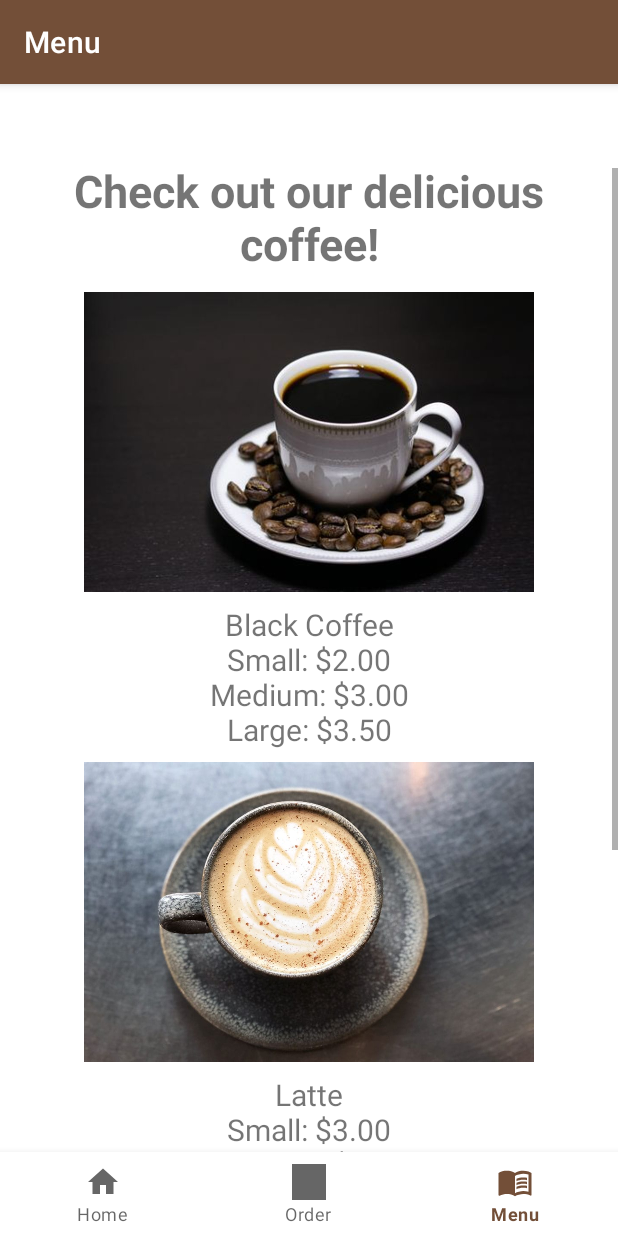
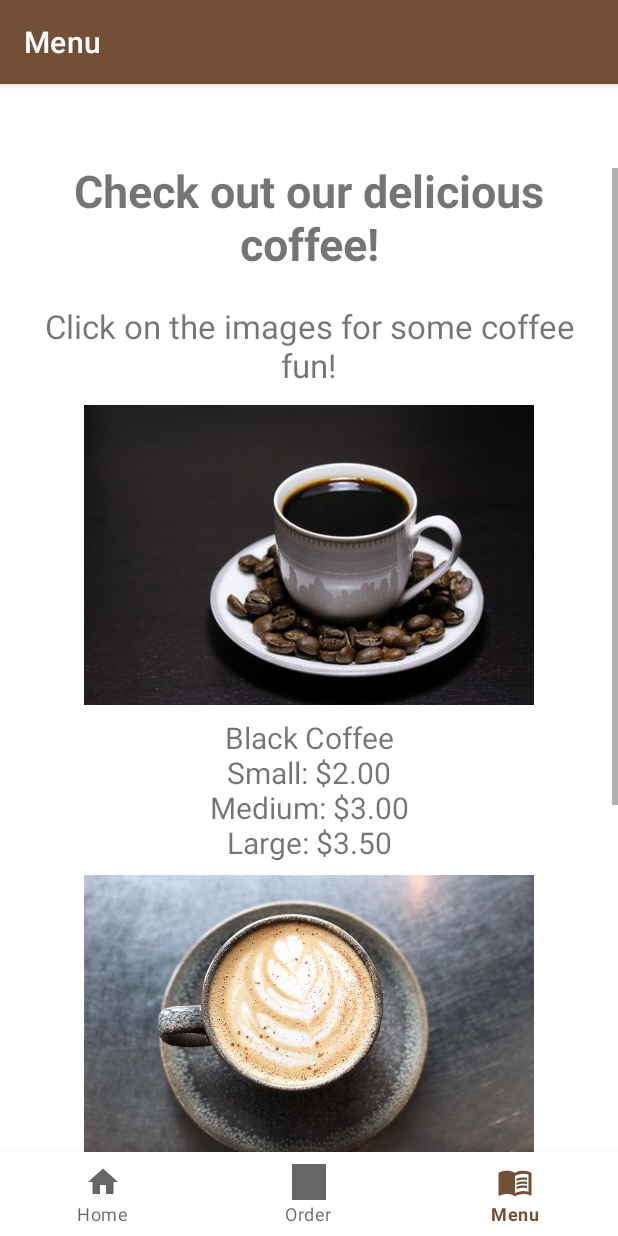
Before and after one commit to morganmschultz/CoffeeShopBeta, an Android app: the MenuFragment screen opened through its navigation route, on a phone screen of 412 x 824 dp. Run offline under Robolectric (Android 15) with nearby library versions, the phone set to English and light mode, and no system bars; our stand-ins replace navigation-ui.

Commit message:
Added animation to remaining images

```diff
--- a/app/src/main/res/layout/fragment_menu.xml
+++ b/app/src/main/res/layout/fragment_menu.xml
@@ -41,6 +41,21 @@
                 app:layout_constraintStart_toStartOf="parent"
                 app:layout_constraintTop_toTopOf="parent" />
 
+            <TextView
+                android:layout_width="match_parent"
+                android:layout_height="match_parent"
+                android:layout_marginStart="8dp"
+                android:layout_marginTop="8dp"
+                android:layout_marginEnd="8dp"
+                android:layout_marginBottom="12dp"
+                android:text="@string/click_prompt"
+                android:textAlignment="center"
+                android:textSize="22sp"
+                app:layout_constraintBottom_toBottomOf="parent"
+                app:layout_constraintEnd_toEndOf="parent"
+                app:layout_constraintStart_toStartOf="parent"
+                app:layout_constraintTop_toTopOf="parent" />
+
             <ImageView
                 android:id="@+id/black_coffee"
                 android:layout_width="@dimen/image_size"
@@ -51,7 +66,7 @@
                 android:src="@drawable/black_coffee"
                 tools:layout_editor_absoluteX="164dp"
                 tools:layout_editor_absoluteY="315dp"
-                android:onClick="rotater"/>
+                android:onClick="rotator1"/>
 
             <TextView
                 android:id="@+id/text_menu3"
@@ -78,7 +93,8 @@
                 android:scaleType="centerInside"
                 android:src="@drawable/latte"
                 tools:layout_editor_absoluteX="164dp"
-                tools:layout_editor_absoluteY="315dp" />
+                tools:layout_editor_absoluteY="315dp"
+                android:onClick="rotator2"/>
 
             <TextView
                 android:id="@+id/text_menu"
@@ -106,7 +122,8 @@
                 android:src="@drawable/cappuccino"
                 tools:ignore="ImageContrastCheck"
                 tools:layout_editor_absoluteX="164dp"
-                tools:layout_editor_absoluteY="315dp" />
+                tools:layout_editor_absoluteY="315dp"
+                android:onClick="rotator3"/>
 
             <TextView
                 android:id="@+id/text_menu2"
--- a/app/src/main/res/values/strings.xml
+++ b/app/src/main/res/values/strings.xml
@@ -55,6 +55,7 @@
     <string name="dropped_pin">Dropped Pin</string>
     <string name="poi">poi</string>
     <string name="zoom">15f</string>
+    <string name="click_prompt">Click on the images for some coffee fun!</string>
 
 
 </resources>
```
Also changed, not shown: app/src/main/java/com/example/coffeeshopprototype/MainActivity.kt (+17 -1 lines).
